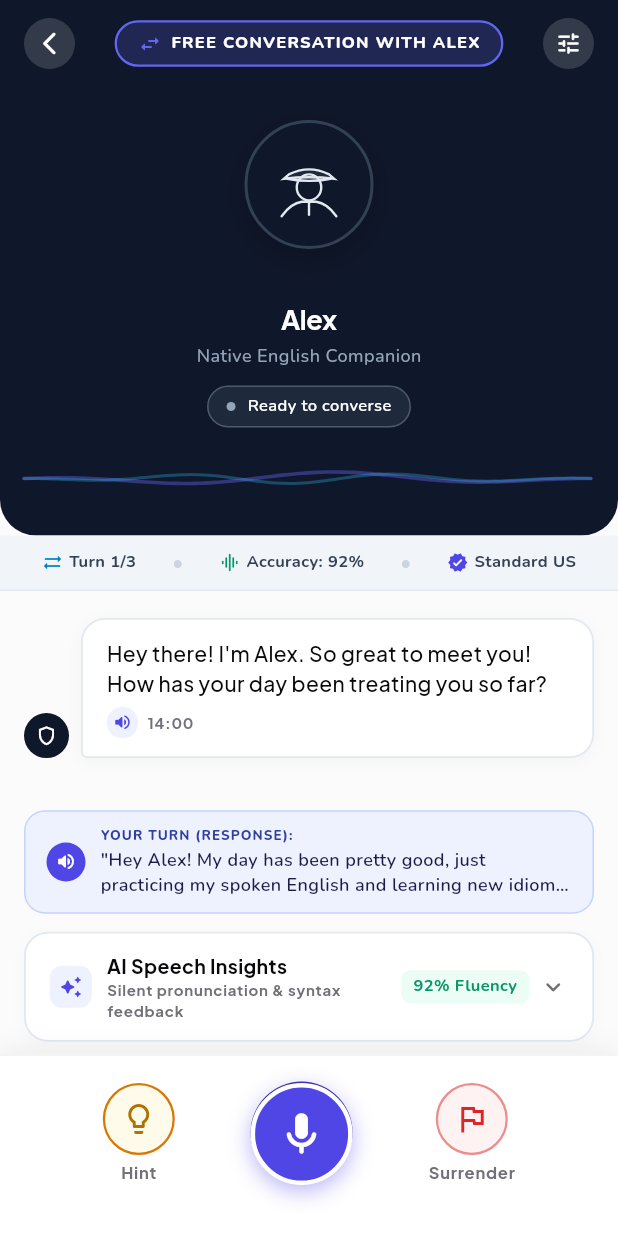
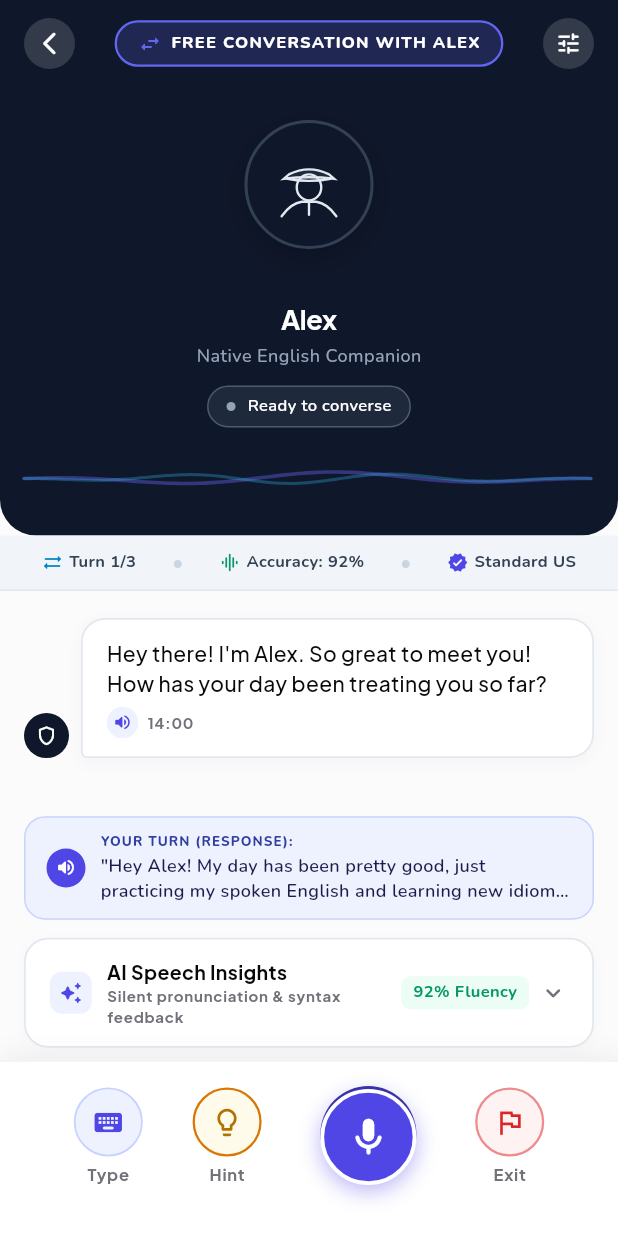
Before and after one commit to SamuelSHenriquezP/Voca, a Flutter app: the ConversationScreen screen opened directly, on a phone screen of 412 x 824 dp. Run offline on Flutter 3.47's test engine with Material 3 defaults, Android fonts, the light colour scheme and no system bars; drawn by our look-alikes of flutter_animate; our stand-ins replace confetti, flutter_tts, google_fonts, shared_preferences; accounts and stored records are empty.

Commit message:
feat(conversation): motor conversacional contextual adaptable con ia y doble modo texto-voz

```diff
--- a/lib/features/conversation/widgets/voice_controls.dart
+++ b/lib/features/conversation/widgets/voice_controls.dart
@@ -5,12 +5,13 @@
 import '../../../core/utils/haptic_feedback_utils.dart';
 import '../../../core/widgets/bouncy_tap.dart';
 
-class VoiceControls extends StatelessWidget {
+class VoiceControls extends StatefulWidget {
   final bool isSpeaking;
   final bool isRecording;
   final VoidCallback onToggleRecording;
   final VoidCallback onHint;
   final VoidCallback onSurrender;
+  final Function(String text)? onSendText;
 
   const VoiceControls({
     super.key,
@@ -19,12 +20,36 @@
     required this.onToggleRecording,
     required this.onHint,
     required this.onSurrender,
+    this.onSendText,
   });
+
+  @override
+  State<VoiceControls> createState() => _VoiceControlsState();
+}
+
+class _VoiceControlsState extends State<VoiceControls> {
+  bool _isKeyboardMode = false;
+  final TextEditingController _textController = TextEditingController();
+
+  @override
+  void dispose() {
+    _textController.dispose();
+    super.dispose();
+  }
+
+  void _submitText() {
+    final text = _textController.text.trim();
+    if (text.isNotEmpty && widget.onSendText != null) {
+      widget.onSendText!(text);
+      _textController.clear();
+      HapticUtils.selection();
+    }
+  }
 
   @override
   Widget build(BuildContext context) {
     return Container(
-      padding: const EdgeInsets.fromLTRB(24, 12, 24, 28),
+      padding: const EdgeInsets.fromLTRB(16, 12, 16, 28),
       decoration: BoxDecoration(
         color: Colors.white,
         border: const Border(
@@ -40,18 +65,115 @@
       ),
       child: SafeArea(
         top: false,
-        child: Row(
+        child: _isKeyboardMode ? _buildKeyboardMode() : _buildVoiceMode(),
+      ),
+    );
+  }
+
+  Widget _buildKeyboardMode() {
+    return Row(
+      children: [
+        BouncyTap(
+          onTap: () {
+            HapticUtils.selection();
+            setState(() => _isKeyboardMode = false);
+          },
+          child: Container(
+            width: 44,
+            height: 44,
+            decoration: BoxDecoration(
+              color: const Color(0xFFF1F5F9),
+              shape: BoxShape.circle,
+              border: Border.all(color: const Color(0xFFCBD5E1), width: 1),
+            ),
+            child: const Icon(Icons.mic_rounded, color: Color(0xFF4F46E5), size: 22),
+          ),
+        ),
+        const SizedBox(width: 10),
+        Expanded(
+          child: Container(
+            padding: const EdgeInsets.symmetric(horizontal: 14),
+            decoration: BoxDecoration(
+              color: const Color(0xFFF8FAFC),
+              borderRadius: BorderRadius.circular(22),
+              border: Border.all(color: const Color(0xFFE2E8F0), width: 1.2),
+            ),
+            child: TextField(
+              controller: _textController,
+              onSubmitted: (_) => _submitText(),
+              decoration: const InputDecoration(
+                hintText: 'Type any phrase in English...',
+                hintStyle: TextStyle(fontSize: 13, color: Color(0xFF94A3B8)),
+                border: InputBorder.none,
+              ),
+            ),
+          ),
+        ),
+        const SizedBox(width: 10),
+        BouncyTap(
+          onTap: _submitText,
+          child: Container(
+            width: 44,
+            height: 44,
+            decoration: const BoxDecoration(
+              color: Color(0xFF4F46E5),
+              shape: BoxShape.circle,
+            ),
+            child: const Icon(Icons.send_rounded, color: Colors.white, size: 20),
+          ),
+        ),
+      ],
+    );
+  }
+
+  Widget _buildVoiceMode() {
+    return Row(
       mainAxisAlignment: MainAxisAlignment.spaceEvenly,
       children: [
-            // Hint Button
+        // Keyboard Mode Toggle
         BouncyTap(
-              onTap: onHint,
+          onTap: () {
+            HapticUtils.selection();
+            setState(() => _isKeyboardMode = true);
+          },
           child: Column(
             mainAxisSize: MainAxisSize.min,
             children: [
               Container(
-                    width: 48,
-                    height: 48,
+                width: 46,
+                height: 46,
+                decoration: BoxDecoration(
+                  color: const Color(0xFFEEF2FF),
+                  shape: BoxShape.circle,
+                  border: Border.all(color: const Color(0xFFC7D2FE), width: 1.2),
+                ),
+                child: const Icon(
+                  Icons.keyboard_rounded,
+                  color: Color(0xFF4F46E5),
+                  size: 22,
+                ),
+              ),
+              const SizedBox(height: 4),
+              Text(
+                'Type',
+                style: VocaTypography.caption.copyWith(
+                  color: VocaColors.textMuted,
+                  fontWeight: FontWeight.w700,
+                ),
+              ),
+            ],
+          ),
+        ),
+
+        // Hint Button
+        BouncyTap(
+          onTap: widget.onHint,
+          child: Column(
+            mainAxisSize: MainAxisSize.min,
+            children: [
+              Container(
+                width: 46,
+                height: 46,
                 decoration: BoxDecoration(
                   color: VocaColors.goldTint,
                   shape: BoxShape.circle,
@@ -60,7 +182,7 @@
                 child: const Icon(
                   Icons.lightbulb_outline_rounded,
                   color: Color(0xFFB07200),
-                      size: 24,
+                  size: 22,
                 ),
               ),
               const SizedBox(height: 4),
@@ -79,19 +201,19 @@
         GestureDetector(
           onTap: () {
             HapticUtils.medium();
-                onToggleRecording();
+            widget.onToggleRecording();
           },
           child: SizedBox(
-                width: 80,
-                height: 80,
+            width: 76,
+            height: 76,
             child: Stack(
               alignment: Alignment.center,
               children: [
                 // Outer Aura
-                    if (isRecording)
+                if (widget.isRecording)
                   Container(
-                        width: 80,
-                        height: 80,
+                    width: 76,
+                    height: 76,
                     decoration: BoxDecoration(
                       shape: BoxShape.circle,
                       color: VocaColors.accentPink.withOpacity(0.25),
@@ -106,13 +228,13 @@
 
                 // Shadow Base
                 Positioned(
-                      top: 5,
+                  top: 4,
                   child: Container(
-                        width: 68,
-                        height: 68,
+                    width: 64,
+                    height: 64,
                     decoration: BoxDecoration(
                       shape: BoxShape.circle,
-                          color: isRecording
+                      color: widget.isRecording
                           ? VocaColors.accentPinkShadow
                           : VocaColors.primaryPurpleShadow,
                     ),
@@ -121,15 +243,15 @@
 
                 // Surface
                 Container(
-                      width: 68,
-                      height: 68,
+                  width: 64,
+                  height: 64,
                   decoration: BoxDecoration(
                     shape: BoxShape.circle,
-                        color: isRecording ? VocaColors.accentPink : VocaColors.primaryPurple,
-                        border: Border.all(color: Colors.white, width: 3),
+                    color: widget.isRecording ? VocaColors.accentPink : VocaColors.primaryPurple,
+                    border: Border.all(color: Colors.white, width: 2.5),
                     boxShadow: [
                       BoxShadow(
-                            color: (isRecording ? VocaColors.accentPink : VocaColors.primaryPurple)
+                        color: (widget.isRecording ? VocaColors.accentPink : VocaColors.primaryPurple)
                             .withOpacity(0.4),
                         blurRadius: 12,
                         offset: const Offset(0, 4),
@@ -137,9 +259,9 @@
                     ],
                   ),
                   child: Icon(
-                        isRecording ? Icons.stop_rounded : Icons.mic_rounded,
+                    widget.isRecording ? Icons.stop_rounded : Icons.mic_rounded,
                     color: Colors.white,
-                        size: 34,
+                    size: 30,
                   ),
                 ),
               ],
@@ -149,13 +271,13 @@
 
         // Surrender Button
         BouncyTap(
-              onTap: onSurrender,
+          onTap: widget.onSurrender,
           child: Column(
             mainAxisSize: MainAxisSize.min,
             children: [
               Container(
-                    width: 48,
-                    height: 48,
+                width: 46,
+                height: 46,
                 decoration: BoxDecoration(
                   color: VocaColors.redTint,
                   shape: BoxShape.circle,
@@ -164,12 +286,12 @@
                 child: const Icon(
                   Icons.flag_outlined,
                   color: VocaColors.rubyRed,
-                      size: 24,
+                  size: 22,
                 ),
               ),
               const SizedBox(height: 4),
               Text(
-                    'Surrender',
+                'Exit',
                 style: VocaTypography.caption.copyWith(
                   color: VocaColors.textMuted,
                   fontWeight: FontWeight.w700,
@@ -179,8 +301,6 @@
           ),
         ),
       ],
-        ),
-      ),
     );
   }
 }
```
Also changed, not shown: lib/features/conversation/screens/conversation_screen.dart (+37 -20 lines), lib/features/conversation/services/contextual_conversation_engine.dart (added, +325 -0 lines). Lines whose indentation alone changed are shown as unchanged.
